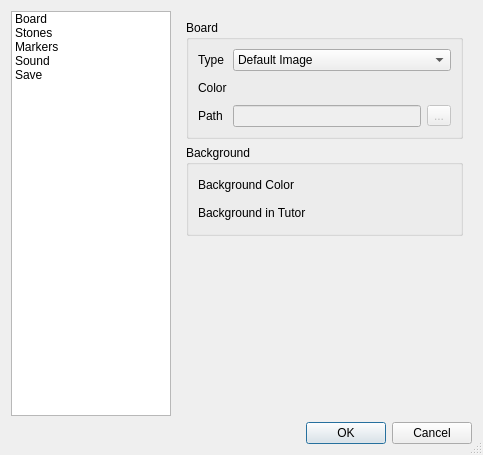
nullx002/mugo, file setupdialog.ui: the form before one commit.
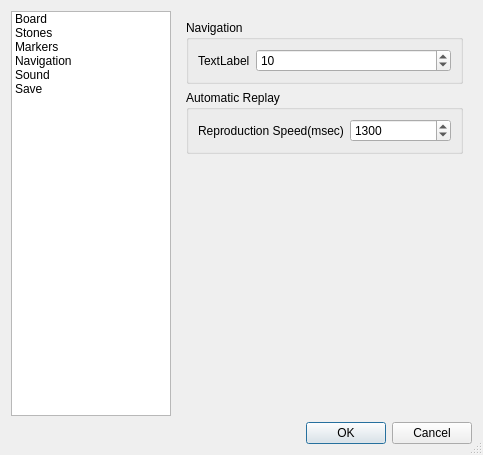
The form after the commit. The open tabs and pages were chosen to show the change.

What changed in the file:
```diff
--- a/setupdialog.ui
+++ b/setupdialog.ui
@@ -42,6 +42,11 @@
          <string>Markers</string>
         </property>
        </item>
+       <item>
+        <property name="text">
+         <string>Navigation</string>
+        </property>
+       </item>
        <item>
         <property name="text">
          <string>Sound</string>
@@ -618,6 +623,81 @@
          </item>
         </layout>
        </widget>
+       <widget class="QWidget" name="navigationPage">
+        <layout class="QVBoxLayout" name="verticalLayout_7">
+         <item>
+          <widget class="QGroupBox" name="navigationGroupBox">
+           <property name="title">
+            <string>Navigation</string>
+           </property>
+           <layout class="QFormLayout" name="formLayout_9">
+            <item row="0" column="0">
+             <widget class="QLabel" name="label">
+              <property name="text">
+               <string>TextLabel</string>
+              </property>
+             </widget>
+            </item>
+            <item row="0" column="1">
+             <widget class="QSpinBox" name="spinBox">
+              <property name="minimum">
+               <number>5</number>
+              </property>
+              <property name="maximum">
+               <number>50</number>
+              </property>
+              <property name="value">
+               <number>10</number>
+              </property>
+             </widget>
+            </item>
+           </layout>
+          </widget>
+         </item>
+         <item>
+          <widget class="QGroupBox" name="automaticReplayGroupBox">
+           <property name="title">
+            <string>Automatic Replay</string>
+           </property>
+           <layout class="QFormLayout" name="formLayout_8">
+            <item row="0" column="0">
+             <widget class="QLabel" name="reproductionSpeedLabel">
+              <property name="text">
+               <string>Reproduction Speed(msec)</string>
+              </property>
+             </widget>
+            </item>
+            <item row="0" column="1">
+             <widget class="QSpinBox" name="reproductionSpeedSpinBox">
+              <property name="minimum">
+               <number>200</number>
+              </property>
+              <property name="maximum">
+               <number>10000</number>
+              </property>
+              <property name="value">
+               <number>1300</number>
+              </property>
+             </widget>
+            </item>
+           </layout>
+          </widget>
+         </item>
+         <item>
+          <spacer name="verticalSpacer_6">
+           <property name="orientation">
+            <enum>Qt::Vertical</enum>
+           </property>
+           <property name="sizeHint" stdset="0">
+            <size>
+             <width>20</width>
+             <height>40</height>
+            </size>
+           </property>
+          </spacer>
+         </item>
+        </layout>
+       </widget>
        <widget class="QWidget" name="savePage">
         <layout class="QVBoxLayout" name="verticalLayout_6">
          <item>
```
